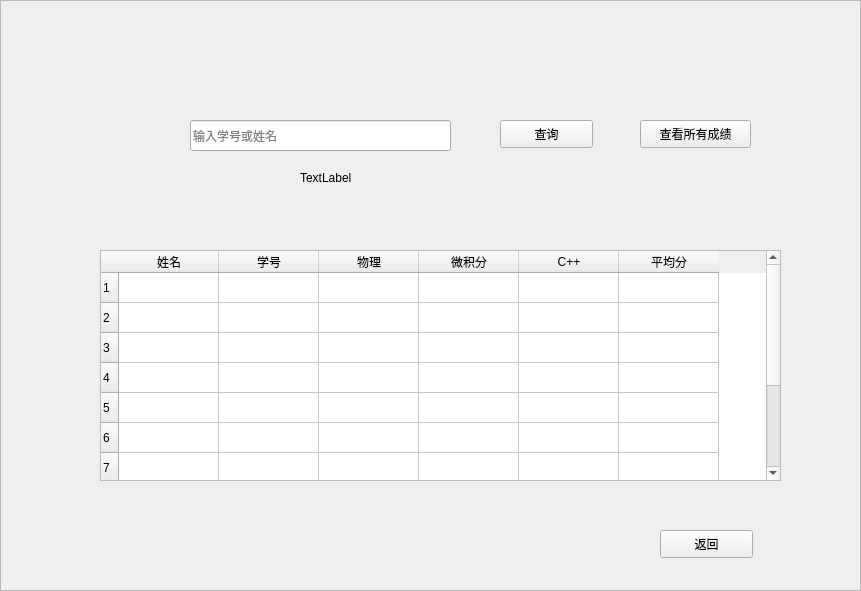
BryanDucourt/-_Qt, file querywindow.ui: the form before one commit.
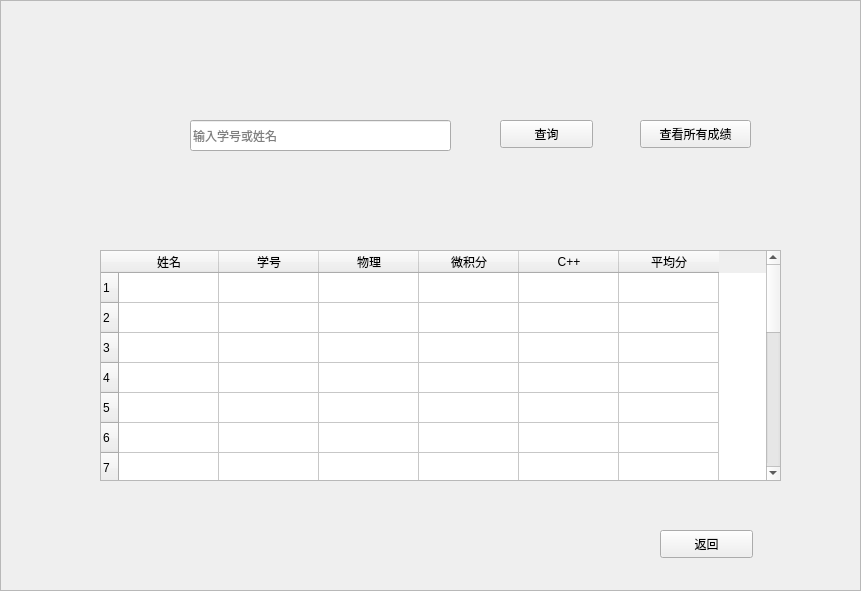
The form after the commit. Icons and pictures are not drawn.

The edit to the form file:
```diff
--- a/querywindow.ui
+++ b/querywindow.ui
@@ -128,7 +128,7 @@
      </rect>
     </property>
     <property name="text">
-     <string>TextLabel</string>
+     <string/>
     </property>
    </widget>
    <widget class="QTableWidget" name="tableWidget">
@@ -199,6 +199,46 @@
       <string>10</string>
      </property>
     </row>
+    <row>
+     <property name="text">
+      <string>11</string>
+     </property>
+    </row>
+    <row>
+     <property name="text">
+      <string>12</string>
+     </property>
+    </row>
+    <row>
+     <property name="text">
+      <string>13</string>
+     </property>
+    </row>
+    <row>
+     <property name="text">
+      <string>14</string>
+     </property>
+    </row>
+    <row>
+     <property name="text">
+      <string>15</string>
+     </property>
+    </row>
+    <row>
+     <property name="text">
+      <string>16</string>
+     </property>
+    </row>
+    <row>
+     <property name="text">
+      <string>17</string>
+     </property>
+    </row>
+    <row>
+     <property name="text">
+      <string>18</string>
+     </property>
+    </row>
     <column>
      <property name="text">
       <string>姓名</string>
```
